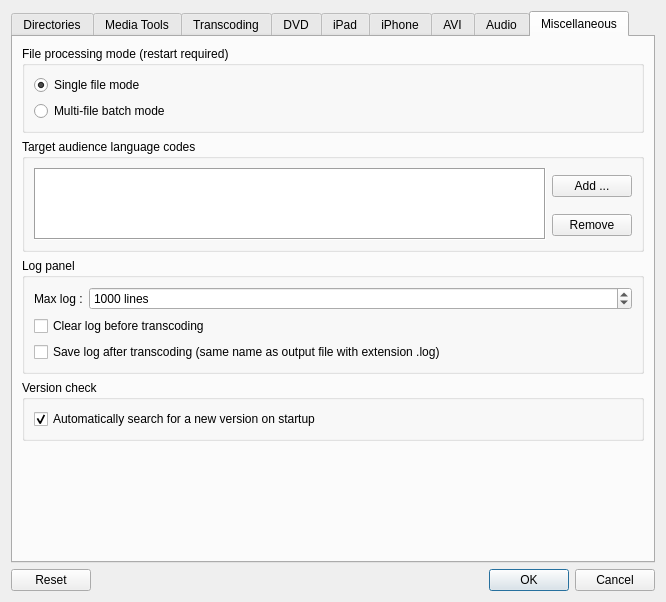
Old version of the form src/QtlMovie/QtlMovieEditSettings.ui in the repository qtlmovie/qtlmovie.
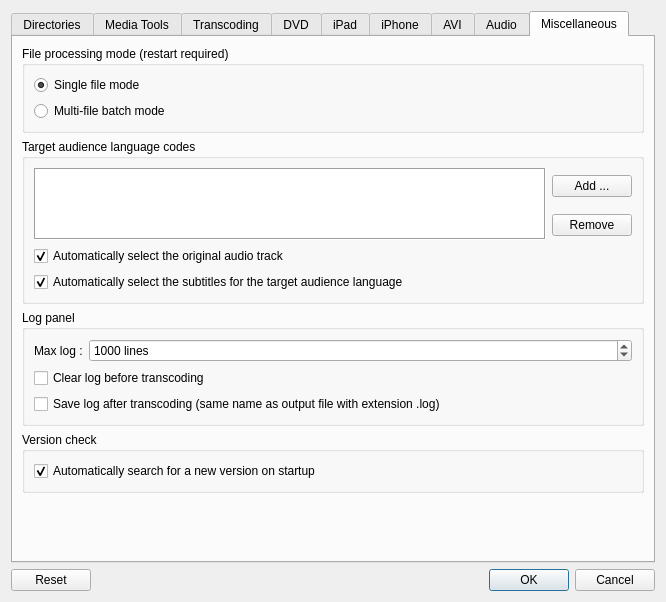
New version of the form. The open tabs and pages were chosen to show the change. Icons and pictures are not drawn. Custom widgets are drawn as their Qt base class.

Commit message: Added options to disable the automatic selection of original audio track with subtitles.

```diff
--- a/src/QtlMovie/QtlMovieEditSettings.ui
+++ b/src/QtlMovie/QtlMovieEditSettings.ui
@@ -1218,6 +1218,16 @@
           <string>Target audience language codes</string>
          </property>
          <layout class="QGridLayout" name="layoutLanguages">
+          <item row="2" column="0">
+           <widget class="QCheckBox" name="checkOriginalAudio">
+            <property name="text">
+             <string>Automatically select the original audio track</string>
+            </property>
+            <property name="checked">
+             <bool>true</bool>
+            </property>
+           </widget>
+          </item>
           <item row="0" column="1">
            <widget class="QPushButton" name="buttonNewLanguage">
             <property name="text">
@@ -1245,6 +1255,16 @@
             </property>
            </widget>
           </item>
+          <item row="3" column="0">
+           <widget class="QCheckBox" name="checkTargetSubtitles">
+            <property name="text">
+             <string>Automatically select the subtitles for the target audience language</string>
+            </property>
+            <property name="checked">
+             <bool>true</bool>
+            </property>
+           </widget>
+          </item>
          </layout>
         </widget>
        </item>
```
The commit also changes 8 other files.
